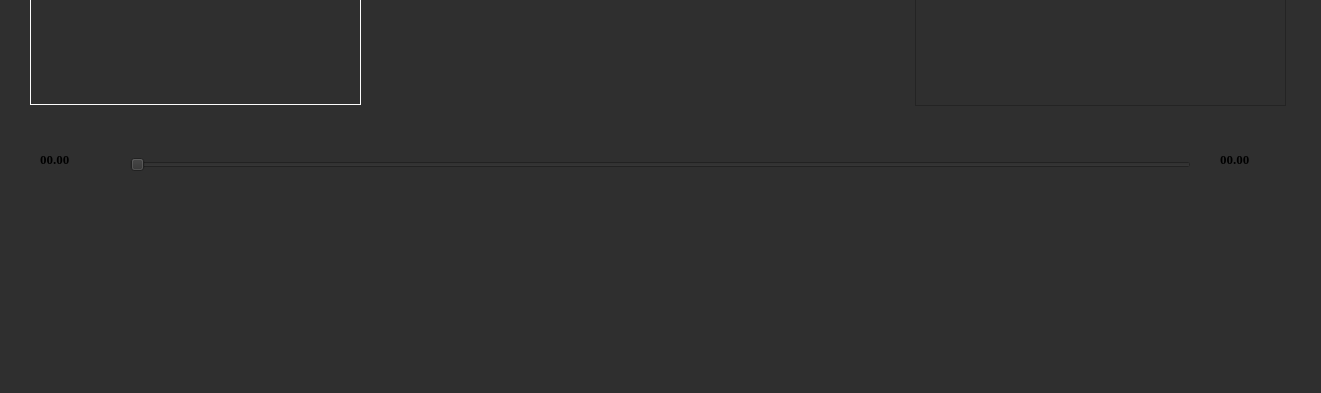
First picture: the form in ui.ui, repository ivanefr/MP3, before the edit; both pictures show x 0 to 1321 and y 446 to 839 of the 1321 by 839 pixel window.
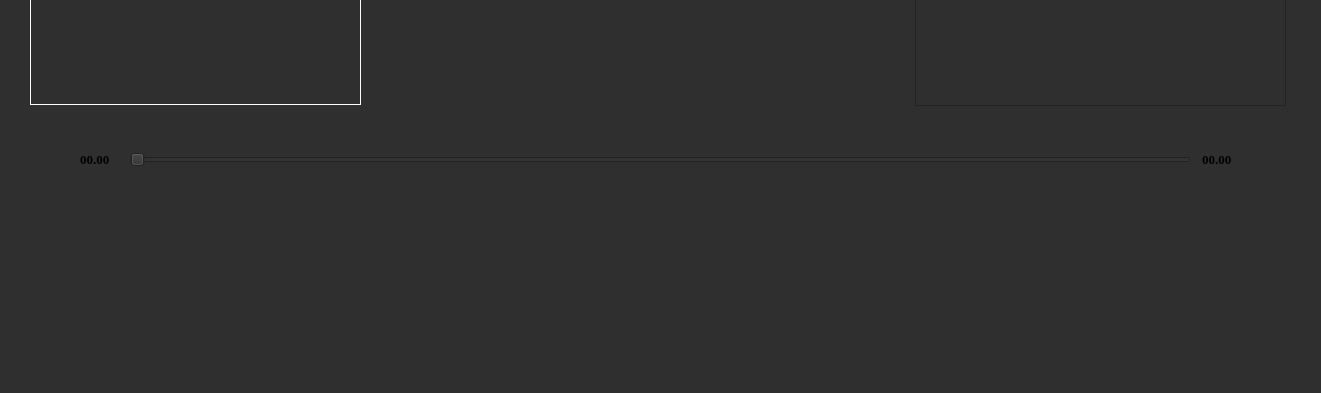
Second picture: the form after the edit. Icons and pictures are not drawn.

Commit message: slider + media_player

What changed in the file:
```diff
--- a/ui.ui
+++ b/ui.ui
@@ -43,7 +43,7 @@
     <property name="geometry">
      <rect>
       <x>130</x>
-      <y>600</y>
+      <y>595</y>
       <width>1061</width>
       <height>22</height>
      </rect>
@@ -73,9 +73,9 @@
    <widget class="QLabel" name="current_time">
     <property name="geometry">
      <rect>
-      <x>40</x>
+      <x>80</x>
       <y>590</y>
-      <width>61</width>
+      <width>41</width>
       <height>31</height>
      </rect>
     </property>
@@ -215,9 +215,9 @@
    <widget class="QLabel" name="current_time_2">
     <property name="geometry">
      <rect>
-      <x>1220</x>
+      <x>1202</x>
       <y>590</y>
-      <width>61</width>
+      <width>41</width>
       <height>31</height>
      </rect>
     </property>
```
Left out of the diff: 2 changed lines with no effect on the pictures. The commit also changes 2 other files.
